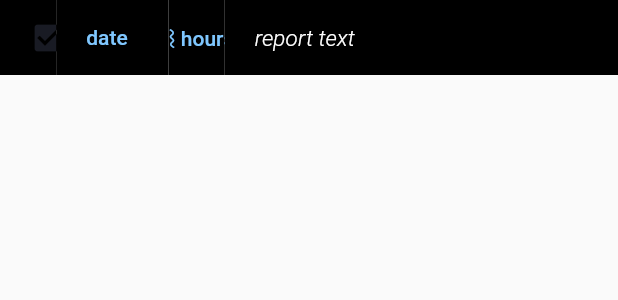
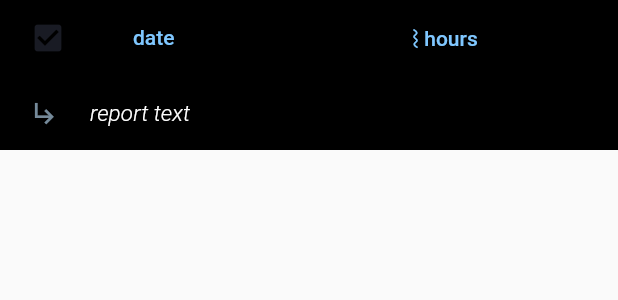
Before and after one commit to Kassan424kh/bh_app, a Flutter app: the ReportListTile widget shown alone on an empty page, opened directly, on a phone screen of 412 x 824 dp. Shown: the top 300 px of the screen. Run offline on Flutter 3.47's test engine with Material 2 defaults, Android fonts, the phone set to English and light mode, and no system bars; our stand-ins replace dio, flutter_datetime_picker, outline_material_icons, pdf, sqflite; missing offline and left inert: crypted_preferences, dart:ffi, unicode; accounts and stored records are empty.

Commit message:
styled reports listItems for mobile desktops

```diff
--- a/flutter_berichtsheft_app/lib/components/report_list_tile.dart
+++ b/flutter_berichtsheft_app/lib/components/report_list_tile.dart
@@ -1,9 +1,12 @@
+import 'dart:ffi';
+
 import 'package:flutter/cupertino.dart';
 import 'package:flutter/material.dart';
 import 'package:flutter_berichtsheft_app/components/ui_button.dart';
 import 'package:flutter_berichtsheft_app/provider/provider.dart';
 import 'package:flutter_berichtsheft_app/styling/styling.dart';
 import 'package:provider/provider.dart';
+import 'package:unicode/unicode.dart' as unicode;
 
 class ReportListTile extends StatelessWidget {
   final String date, hours, reportText;
@@ -21,6 +24,7 @@ class ReportListTile extends StatelessWidget {
 
   @override
   Widget build(BuildContext context) {
+    final size = MediaQuery.of(context).size;
     final _selectedTheme = Provider.of<StylingProvider>(context).selectedTheme;
     return Column(
       mainAxisSize: MainAxisSize.min,
@@ -48,7 +52,7 @@ class ReportListTile extends StatelessWidget {
                   ),
                   Flexible(
                     fit: FlexFit.tight,
-                    flex: 2,
+                    flex: size.width > Styling.phoneSize ? 2 : 3,
                     child: UIButton(
                       onPressed: () {},
                       paddingLeft: true,
@@ -60,7 +64,7 @@ class ReportListTile extends StatelessWidget {
                   ),
                   Flexible(
                     fit: FlexFit.tight,
-                    flex: 1,
+                    flex: size.width > Styling.phoneSize ? 1 : 2,
                     child: UIButton(
                       onPressed: () {},
                       paddingLeft: false,
@@ -70,7 +74,8 @@ class ReportListTile extends StatelessWidget {
                       text: "⌇ " + hours,
                     ),
                   ),
-                  Flexible(
+                  size.width > Styling.phoneSize
+                      ? Flexible(
                           fit: FlexFit.tight,
                           flex: 7,
                           child: UIButton(
@@ -92,12 +97,64 @@ class ReportListTile extends StatelessWidget {
                               ),
                             ),
                           ),
-                  ),
+                        )
+                      : Container(),
                 ],
               ),
             );
           }),
         ),
+        Container(
+          child: size.width < Styling.phoneSize
+              ? LayoutBuilder(builder: (context, constraints) {
+                  return size.width < Styling.phoneSize
+                      ? Row(
+                          children: <Widget>[
+                            Container(
+                              width: constraints.maxWidth,
+                              child: UIButton(
+                                itemsAlignment: MainAxisAlignment.start,
+                                paddingLeft: true,
+                                paddingRight: false,
+                                onPressed: () {},
+                                text: Expanded(
+                                  child: Row(
+                                    children: <Widget>[
+                                      Icon(
+                                        Icons.subdirectory_arrow_right,
+                                        size: 20,
+                                        color: _selectedTheme[ElementStylingParameters.inputHintTextColor],
+                                      ),
+                                      SizedBox(
+                                        width: 20,
+                                      ),
+                                      Expanded(
+                                        child: Text(
+                                          reportText.substring(0, (reportText.length > 100 ? 90 : reportText.length)) + (reportText.length > 120 || "\n".allMatches(reportText).length > 1? " ..." : ""),
+                                          maxLines: 1,
+                                          style: TextStyle(
+                                            height: 1.3,
+                                            fontWeight: FontWeight.w300,
+                                            fontStyle: FontStyle.italic,
+                                            fontSize: 15,
+                                            color: _selectedTheme == Styling.lightTheme ? Colors.black : Colors.white,
+                                          ),
+                                        ),
+                                      ),
+                                      SizedBox(
+                                        width: 40,
+                                      ),
+                                    ],
+                                  ),
+                                ),
+                              ),
+                            ),
+                          ],
+                        )
+                      : Container();
+                })
+              : Container(),
+        ),
       ],
     );
   }
--- a/flutter_berichtsheft_app/lib/components/reports_data_table.dart
+++ b/flutter_berichtsheft_app/lib/components/reports_data_table.dart
@@ -1,4 +1,5 @@
 import 'package:flutter/cupertino.dart';
+import 'package:flutter/gestures.dart';
 import 'package:flutter/material.dart';
 import 'package:flutter_berichtsheft_app/components/null_image.dart';
 import 'package:flutter_berichtsheft_app/components/report_list_tile.dart';
@@ -24,7 +25,7 @@ class ReportsDataTable extends StatelessWidget {
     double _showCardComponentWidth = Provider.of<StylingProvider>(context).showSitesCardComponentWidth;
     final size = MediaQuery.of(context).size;
     return Container(
-      width: _showCardComponentWidth - (size.width <= Styling.tabletSize ? 0: 60) < 0 ? 0 : _showCardComponentWidth -  (size.width <= Styling.tabletSize ? 0: 60),
+      width: _showCardComponentWidth - (size.width <= Styling.tabletSize ? 0 : 60) < 0 ? 0 : _showCardComponentWidth - (size.width <= Styling.tabletSize ? 0 : 60),
       child: Column(children: <Widget>[
         Container(
           height: 50,
@@ -56,7 +57,7 @@ class ReportsDataTable extends StatelessWidget {
                   ),
                   Flexible(
                     fit: FlexFit.tight,
-                    flex: 2,
+                    flex: size.width > Styling.phoneSize ? 2 : 3,
                     child: UIButton(
                       isActive: true,
                       disableButtonEffects: true,
@@ -69,7 +70,7 @@ class ReportsDataTable extends StatelessWidget {
                   ),
                   Flexible(
                     fit: FlexFit.tight,
-                    flex: 1,
+                    flex: size.width > Styling.phoneSize ? 1 : 2,
                     child: UIButton(
                       isActive: true,
                       disableButtonEffects: true,
@@ -80,7 +81,8 @@ class ReportsDataTable extends StatelessWidget {
                       text: "⌇ Hours",
                     ),
                   ),
-                  Flexible(
+                  size.width > Styling.phoneSize
+                      ? Flexible(
                           fit: FlexFit.tight,
                           flex: 7,
                           child: UIButton(
@@ -92,7 +94,8 @@ class ReportsDataTable extends StatelessWidget {
                             itemsAlignment: MainAxisAlignment.start,
                             text: "Report text",
                           ),
-                  ),
+                        )
+                      : Container(),
                 ],
               ),
             );
@@ -112,12 +115,13 @@ class ReportsDataTable extends StatelessWidget {
                     child: ListView.builder(
                       itemCount: listOfReports.length,
                       cacheExtent: 10,
-                      itemExtent: 60,
+                      itemExtent: size.width > Styling.phoneSize ? 60 : 100,
                       reverse: true,
                       addAutomaticKeepAlives: true,
                       physics: AlwaysScrollableScrollPhysics(),
+                      dragStartBehavior: DragStartBehavior.down,
                       scrollDirection: Axis.vertical,
-                      itemBuilder: (_, int index) => ReportListTile(
+                      itemBuilder: (BuildContext context, int index) => ReportListTile(
                           reportId: listOfReports[index]["r_id"],
                           isSelected: Provider.of<ReportsProvider>(context).listOfSelectedReportIds.contains(listOfReports[index]["r_id"]) ? true : false,
                           date: listOfReports[index]["date"],
--- a/flutter_berichtsheft_app/lib/styling/styling.dart
+++ b/flutter_berichtsheft_app/lib/styling/styling.dart
@@ -69,5 +69,5 @@ class Styling {
   static int durationAnimation = 350;
 
   static double tabletSize = 1400;
-  static double phoneSize = 577.0;
+  static double phoneSize = 1060;
 }
--- a/flutter_berichtsheft_app/pubspec.yaml
+++ b/flutter_berichtsheft_app/pubspec.yaml
@@ -26,6 +26,7 @@ dependencies:
   printing: ^3.1.0
   js: ^0.6.1+1
   crypted_preferences: ^0.0.2
+  unicode: ^0.2.2
 
 dev_dependencies:
   flutter_test:
```
Also changed, not shown: flutter_berichtsheft_app/pubspec.lock. Lines whose indentation alone changed are shown as unchanged.
